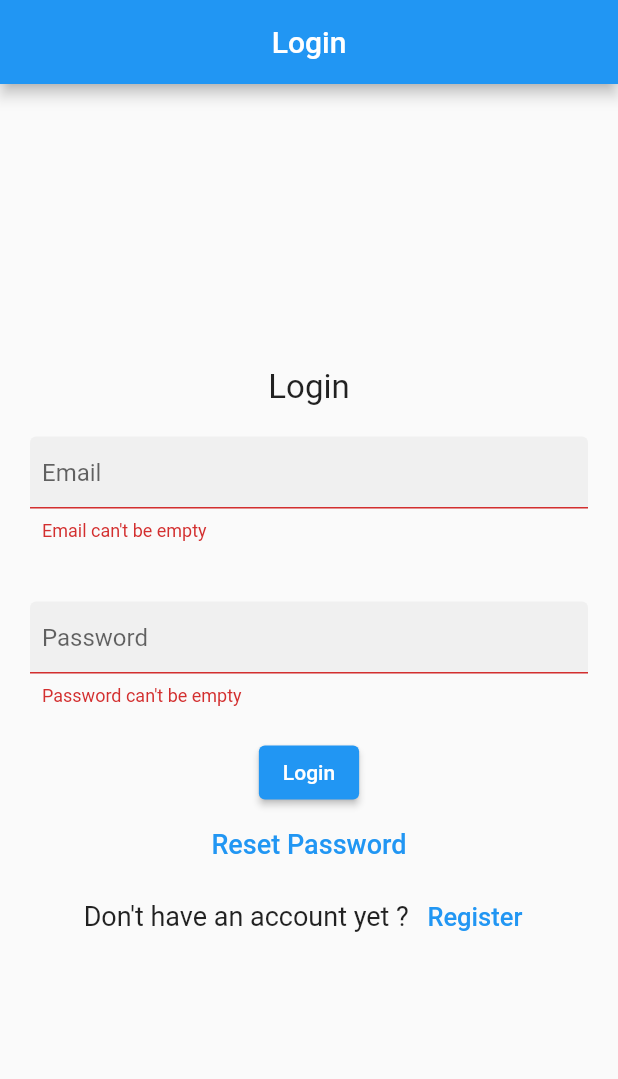
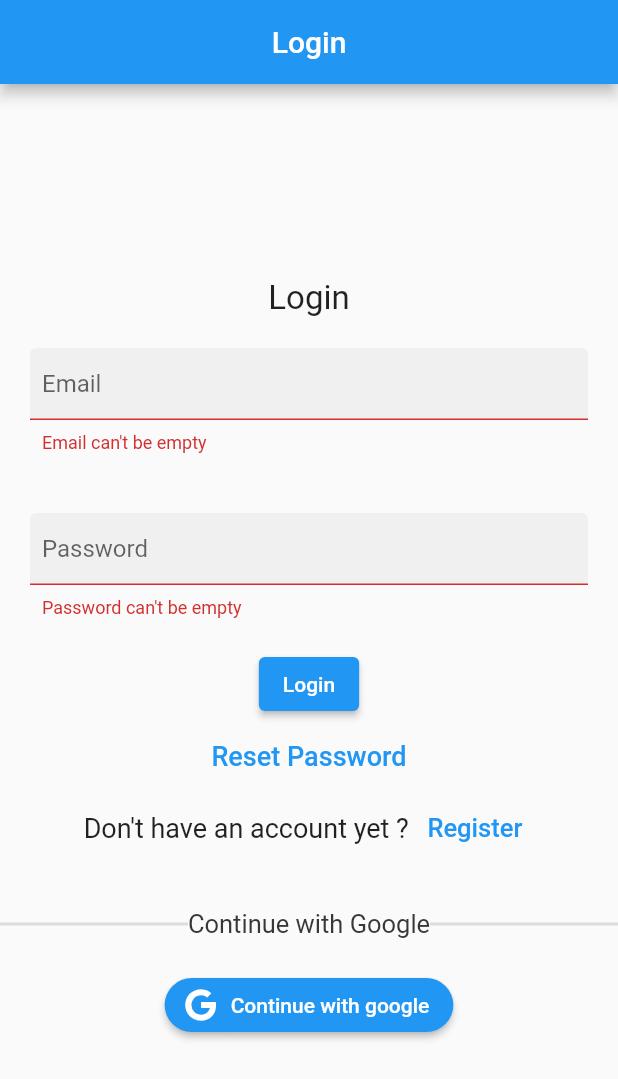
Before and after one commit to codewithdarkwa/flutter-firebase, a Flutter app: the screen it shows after launch, after a tap on "Register", after a tap on "Sign in", after a tap on "Login", on a phone screen of 412 x 824 dp. Shown: the top 1079 px of the screen. Run offline on Flutter 3.47's test engine with Material 2 defaults, Android fonts, the light colour scheme and no system bars; our stand-ins replace firebase_auth, firebase_core, ionicons; accounts and stored records are empty.

Commit message:
added google sign in button

```diff
--- a/lib/auth/validator.dart
+++ b/lib/auth/validator.dart
@@ -14,7 +14,8 @@ class Validator {
       return null;
     }
     RegExp emailRegExp = RegExp(
-        r"^[a-zA-Z0-9.!#$%&'*+/=?^_`{|}~-]+@[a-zA-Z0-9](?:[a-zA-Z0-9-]{0,253}[a-zA-Z0-9])?(?:\.[a-zA-Z0-9](?:[a-zA-Z0-9-]{0,253}[a-zA-Z0-9])?)*$");
+      r"^[a-zA-Z0-9.!#$%&'*+/=?^_`{|}~-]+@[a-zA-Z0-9](?:[a-zA-Z0-9-]{0,253}[a-zA-Z0-9])?(?:\.[a-zA-Z0-9](?:[a-zA-Z0-9-]{0,253}[a-zA-Z0-9])?)*$",
+    );
     if (email.isEmpty) {
       return 'Email can\'t be empty';
     } else if (!emailRegExp.hasMatch(email)) {
--- a/lib/screens/login.dart
+++ b/lib/screens/login.dart
@@ -1,6 +1,7 @@
 import 'package:firebase_auth/firebase_auth.dart';
 import 'package:flutter/material.dart';
 import 'package:flutter_firebase_app/screens/register.dart';
+import 'package:ionicons/ionicons.dart';
 
 import '../auth/validator.dart';
 import 'profile.dart';
@@ -86,7 +87,6 @@ class _LoginPageState extends State<LoginPage> {
                         ),
                       );
                     } on FirebaseAuthException catch (e) {
-                      print(e);
                       ScaffoldMessenger.of(context)
                           .showSnackBar(SnackBar(content: Text(e.message!)));
                     }
@@ -136,6 +136,40 @@ class _LoginPageState extends State<LoginPage> {
                   )
                 ],
               ),
+              const SizedBox(height: 30),
+              Row(
+                children: const [
+                  Expanded(
+                    child: Divider(
+                      thickness: 2,
+                    ),
+                  ),
+                  Text(
+                    'Continue with Google',
+                    style: TextStyle(
+                      fontSize: 17,
+                      color: Color.fromARGB(255, 57, 54, 54),
+                    ),
+                  ),
+                  Expanded(
+                    child: Divider(
+                      thickness: 2,
+                    ),
+                  ),
+                ],
+              ),
+              const SizedBox(height: 20),
+              ElevatedButton.icon(
+                style: ElevatedButton.styleFrom(
+                  // backgroundColor: Colors.transparent,
+                  shape: const StadiumBorder(),
+                ),
+                onPressed: () {},
+                icon: const Icon(
+                  Ionicons.logo_google,
+                ),
+                label: const Text('Continue with google'),
+              ),
             ],
           ),
         ),
--- a/lib/screens/register.dart
+++ b/lib/screens/register.dart
@@ -100,6 +100,7 @@ class _RegisterPageState extends State<RegisterPage> {
                     } catch (e) {
                       print(e);
                     }
+                    // ignore: use_build_context_synchronously
                     Navigator.pushReplacement(
                       context,
                       MaterialPageRoute(
--- a/pubspec.yaml
+++ b/pubspec.yaml
@@ -38,6 +38,7 @@ dependencies:
   cupertino_icons: ^1.0.2
   firebase_core: ^2.3.0
   firebase_auth: ^4.1.5
+  ionicons: ^0.2.1
 
 dev_dependencies:
   flutter_test:
```
Also changed, not shown: pubspec.lock.
